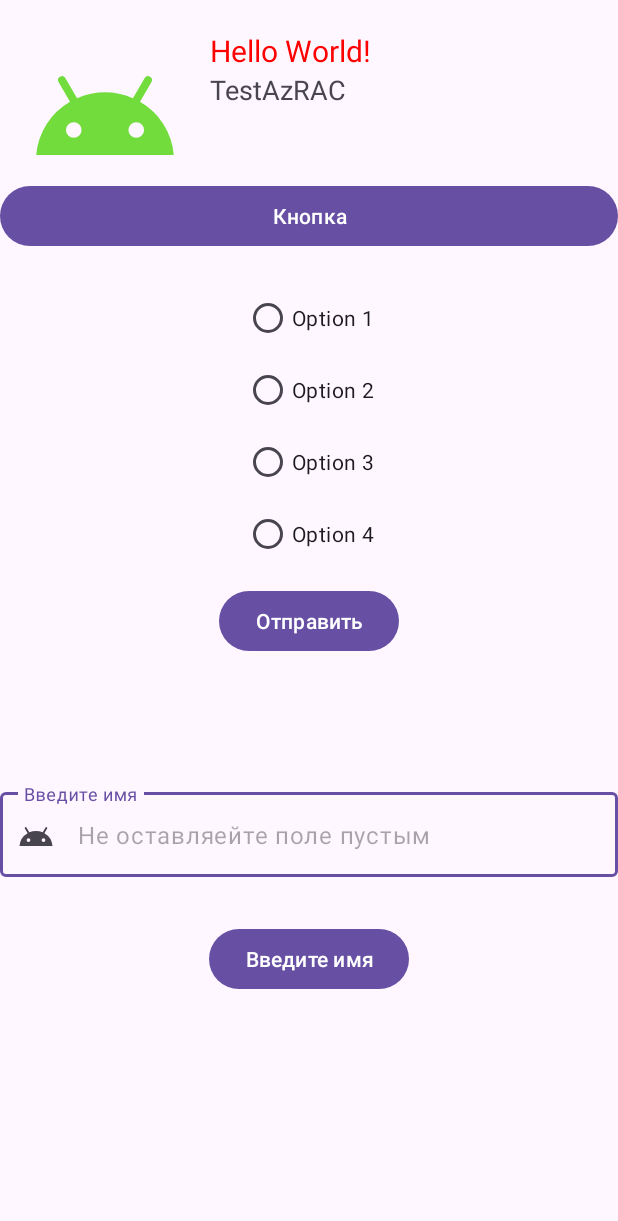
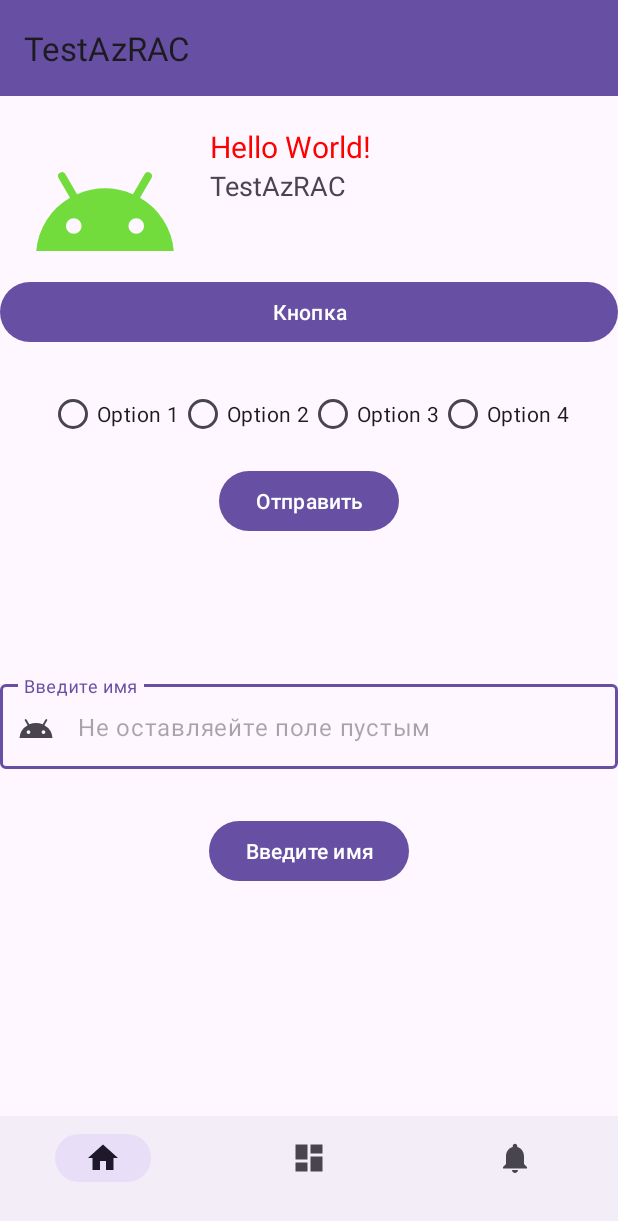
Before and after one commit to DSGog/TestAzRAC, an Android app: the screen it shows after launch (MainActivity), on a phone screen of 412 x 824 dp. Shown: the top 1221 px of the screen. Run offline under Robolectric (Android 15) with nearby library versions, the phone set to English and light mode, and no system bars; our stand-ins replace navigation-ui.

Commit message:
Меню навигации

```diff
--- a/app/build.gradle.kts
+++ b/app/build.gradle.kts
@@ -38,11 +38,13 @@
 
 dependencies {
 
+    implementation(libs.navigation.fragment.ktx)
+    implementation (libs.navigation.ui.ktx)
     implementation(libs.appcompat)
     implementation(libs.material)
     implementation(libs.activity)
     implementation(libs.constraintlayout)
-    implementation (libs.core)  // Проверьте актуальную версию
+    implementation (libs.core)
     testImplementation(libs.junit)
     androidTestImplementation(libs.ext.junit)
     androidTestImplementation(libs.espresso.core)
--- a/app/src/main/java/com/example/testazrac/MainActivity.java
+++ b/app/src/main/java/com/example/testazrac/MainActivity.java
@@ -5,13 +5,18 @@
 import android.widget.RadioButton;
 import android.widget.Toast;
 
-import androidx.activity.EdgeToEdge;
 import androidx.appcompat.app.AppCompatActivity;
+import androidx.appcompat.widget.Toolbar;
 import androidx.core.graphics.Insets;
 import androidx.core.view.ViewCompat;
 import androidx.core.view.WindowInsetsCompat;
+import androidx.navigation.NavController;
+import androidx.navigation.Navigation;
+import androidx.navigation.ui.AppBarConfiguration;
+import androidx.navigation.ui.NavigationUI;
 
 import com.example.testazrac.databinding.ActivityMainBinding;
+import com.google.android.material.bottomnavigation.BottomNavigationView;
 
 public class MainActivity extends AppCompatActivity {
 
@@ -22,19 +27,34 @@
     protected void onCreate(Bundle savedInstanceState) {
         super.onCreate(savedInstanceState);
 
+        // Инициализация привязки к макету
         binding = ActivityMainBinding.inflate(getLayoutInflater());
         setContentView(binding.getRoot());
 
+        // Инициализация Toolbar и установка его в качестве ActionBar
+        Toolbar toolbar = findViewById(R.id.toolbar);
+        setSupportActionBar(toolbar);
+
+        // Настройка BottomNavigationView и NavController
+        BottomNavigationView navView = findViewById(R.id.bottomNavigationView);
+        AppBarConfiguration appBarConfiguration = new AppBarConfiguration.Builder(
+                R.id.navigation_home, R.id.navigation_dashboard, R.id.navigation_notifications)
+                .build();
+        NavController navController = Navigation.findNavController(this, R.id.nav_host_fragment_activity_main);
+        NavigationUI.setupActionBarWithNavController(this, navController, appBarConfiguration);
+        NavigationUI.setupWithNavController(binding.bottomNavigationView, navController);
+
+        // Установка текста в TextView
         binding.text.setText("Hello World!");
 
-        EdgeToEdge.enable(this);
-
+        // Обработка отступов для системных панелей (например, вырезов и закругленных углов)
         ViewCompat.setOnApplyWindowInsetsListener(binding.main, (v, insets) -> {
             Insets systemBars = insets.getInsets(WindowInsetsCompat.Type.systemBars());
             v.setPadding(systemBars.left, systemBars.top, systemBars.right, systemBars.bottom);
             return insets;
         });
 
+        // Обработка нажатия на кнопку button2
         binding.button2.setOnClickListener(v -> {
             int selectedId = binding.radioGroup.getCheckedRadioButtonId();
 
@@ -47,16 +67,17 @@
             }
         });
 
+        // Обработка нажатия на кнопку button3
         binding.button3.setOnClickListener(v -> {
-            // Получаем текст из EditText
+            // Получаем текст из TextInputEditText
             String inputText = binding.textInputEditText.getText().toString();
 
-            // Проверяем, если текст не пустой, то устанавливаем его в TextView
+            // Проверяем, если текст не пустой, устанавливаем его в TextView
             if (!inputText.isEmpty()) {
                 binding.textVisible.setText("Привет, " + inputText);
                 binding.textVisible.setVisibility(View.VISIBLE);
             } else {
-                // Показываем следующую Toast при каждом нажатии на кнопку
+                // Показываем следующее Toast сообщение, если текст пустой
                 showNextToast();
             }
         });
@@ -72,6 +93,7 @@
                 "Лаааадно, играйся"
         };
 
+        // Показываем текущее сообщение и инкрементируем индекс
         if (toastIndex < messages.length) {
             Toast.makeText(MainActivity.this, messages[toastIndex], Toast.LENGTH_SHORT).show();
             toastIndex++;
--- /dev/null
+++ b/app/src/main/java/com/example/testazrac/home/HomeFragment.java
@@ -0,0 +1,41 @@
+package com.example.testazrac.home;
+
+import android.os.Bundle;
+import android.view.LayoutInflater;
+import android.view.View;
+import android.view.ViewGroup;
+import android.widget.TextView;
+
+import androidx.annotation.NonNull;
+import androidx.fragment.app.Fragment;
+import androidx.lifecycle.ViewModelProvider;
+
+import com.example.testazrac.databinding.FragmentHomeBinding;
+
+public class HomeFragment extends Fragment {
+
+    private FragmentHomeBinding binding;
+
+    public View onCreateView(@NonNull LayoutInflater inflater,
+                             ViewGroup container, Bundle savedInstanceState) {
+        HomeViewModel homeViewModel =
+                new ViewModelProvider(this).get(HomeViewModel.class);
+
+        binding = FragmentHomeBinding.inflate(inflater, container, false);
+        View root = binding.getRoot();
+
+        final TextView textView = binding.textHome;
+        textView.setText(""); // Очистите текст при создании фрагмента
+        homeViewModel.getText().observe(getViewLifecycleOwner(), textView::setText);
+        return root;
+    }
+
+    @Override
+    public void onDestroyView() {
+        super.onDestroyView();
+        if (binding != null) {
+            binding.textHome.setText(""); // Очистите текст при уничтожении представления
+        }
+        binding = null;
+    }
+}
--- /dev/null
+++ b/app/src/main/java/com/example/testazrac/home/HomeViewModel.java
@@ -0,0 +1,23 @@
+package com.example.testazrac.home;
+
+import androidx.lifecycle.LiveData;
+import androidx.lifecycle.MutableLiveData;
+import androidx.lifecycle.ViewModel;
+
+public class HomeViewModel extends ViewModel {
+
+    private final MutableLiveData<String> mText;
+
+    public HomeViewModel() {
+        mText = new MutableLiveData<>();
+        mText.setValue(""); // Изначально пустой текст
+    }
+
+    public LiveData<String> getText() {
+        return mText;
+    }
+
+    public void resetText() {
+        mText.setValue(""); // Метод для сброса текста
+    }
+}
--- /dev/null
+++ b/app/src/main/res/drawable/ic_dashboard_black_24dp.xml
@@ -0,0 +1,9 @@
+<vector xmlns:android="http://schemas.android.com/apk/res/android"
+    android:width="24dp"
+    android:height="24dp"
+    android:viewportWidth="24.0"
+    android:viewportHeight="24.0">
+    <path
+        android:fillColor="#FF000000"
+        android:pathData="M3,13h8L11,3L3,3v10zM3,21h8v-6L3,15v6zM13,21h8L21,11h-8v10zM13,3v6h8L21,3h-8z" />
+</vector>
--- /dev/null
+++ b/app/src/main/res/drawable/ic_home_black_24dp.xml
@@ -0,0 +1,9 @@
+<vector xmlns:android="http://schemas.android.com/apk/res/android"
+    android:width="24dp"
+    android:height="24dp"
+    android:viewportWidth="24.0"
+    android:viewportHeight="24.0">
+    <path
+        android:fillColor="#FF000000"
+        android:pathData="M10,20v-6h4v6h5v-8h3L12,3 2,12h3v8z" />
+</vector>
--- /dev/null
+++ b/app/src/main/res/drawable/ic_notifications_black_24dp.xml
@@ -0,0 +1,9 @@
+<vector xmlns:android="http://schemas.android.com/apk/res/android"
+    android:width="24dp"
+    android:height="24dp"
+    android:viewportWidth="24.0"
+    android:viewportHeight="24.0">
+    <path
+        android:fillColor="#FF000000"
+        android:pathData="M12,22c1.1,0 2,-0.9 2,-2h-4c0,1.1 0.89,2 2,2zM18,16v-5c0,-3.07 -1.64,-5.64 -4.5,-6.32L13.5,4c0,-0.83 -0.67,-1.5 -1.5,-1.5s-1.5,0.67 -1.5,1.5v0.68C7.63,5.36 6,7.92 6,11v5l-2,2v1h16v-1l-2,-2z" />
+</vector>
--- a/app/src/main/res/layout/activity_main.xml
+++ b/app/src/main/res/layout/activity_main.xml
@@ -7,6 +7,19 @@
     android:layout_height="match_parent"
     tools:context=".MainActivity">
 
+    <!-- Toolbar -->
+    <androidx.appcompat.widget.Toolbar
+        android:id="@+id/toolbar"
+        android:layout_width="match_parent"
+        android:layout_height="?attr/actionBarSize"
+        android:background="?attr/colorPrimary"
+        android:theme="@style/ThemeOverlay.AppCompat.ActionBar"
+        app:popupTheme="@style/ThemeOverlay.AppCompat.Light"
+        app:layout_constraintTop_toTopOf="parent"
+        app:layout_constraintStart_toStartOf="parent"
+        app:layout_constraintEnd_toEndOf="parent"/>
+
+    <!-- ImageView с изображением -->
     <ImageView
         android:id="@+id/image"
         android:layout_width="100dp"
@@ -14,8 +27,9 @@
         android:layout_margin="20dp"
         android:src="@drawable/ic_android_black_24dp"
         app:layout_constraintStart_toStartOf="parent"
-        app:layout_constraintTop_toTopOf="parent" />
+        app:layout_constraintTop_toBottomOf="@id/toolbar" />
 
+    <!-- TextView для заголовка рядом с ImageView -->
     <TextView
         android:id="@+id/text"
         android:layout_width="0dp"
@@ -28,6 +42,7 @@
         app:layout_constraintStart_toEndOf="@id/image"
         app:layout_constraintTop_toTopOf="@id/image" />
 
+    <!-- TextView для отображения дополнительного текста под заголовком -->
     <TextView
         android:id="@+id/text2"
         android:layout_width="0dp"
@@ -40,6 +55,7 @@
         app:layout_constraintStart_toStartOf="@id/text"
         app:layout_constraintTop_toBottomOf="@id/text" />
 
+    <!-- Barrier для выравнивания элементов по нижней границе -->
     <androidx.constraintlayout.widget.Barrier
         android:id="@+id/barrier"
         android:layout_width="0dp"
@@ -50,6 +66,7 @@
         app:layout_constraintEnd_toEndOf="parent"
         app:layout_constraintStart_toStartOf="parent" />
 
+    <!-- Button под barrier -->
     <Button
         android:id="@+id/button"
         android:layout_width="0dp"
@@ -59,16 +76,18 @@
         app:layout_constraintStart_toStartOf="parent"
         app:layout_constraintTop_toBottomOf="@id/barrier" />
 
+    <!-- RadioGroup с 4 вариантами выбора -->
     <RadioGroup
         android:id="@+id/radioGroup"
         android:layout_width="wrap_content"
         android:layout_height="wrap_content"
         android:layout_marginTop="20dp"
-        android:orientation="vertical"
+        android:orientation="horizontal"
         app:layout_constraintEnd_toEndOf="parent"
         app:layout_constraintStart_toStartOf="parent"
         app:layout_constraintTop_toBottomOf="@id/button">
 
+        <!-- RadioButtons внутри RadioGroup -->
         <RadioButton
             android:id="@+id/radioButton1"
             android:layout_width="wrap_content"
@@ -94,6 +113,7 @@
             android:text="Option 4" />
     </RadioGroup>
 
+    <!-- Button для отправки выбранного RadioButton -->
     <Button
         android:id="@+id/button2"
         android:layout_width="wrap_content"
@@ -104,20 +124,21 @@
         app:layout_constraintStart_toStartOf="parent"
         app:layout_constraintTop_toBottomOf="@id/radioGroup" />
 
+    <!-- TextInputLayout с TextInputEditText внутри -->
     <com.google.android.material.textfield.TextInputLayout
         android:id="@+id/textInputLayout"
-        app:endIconMode="clear_text"
-        app:startIconDrawable="@drawable/ic_android_black_24dp"
         android:layout_width="match_parent"
         android:layout_height="wrap_content"
         android:hint="Введите имя"
+        app:endIconMode="clear_text"
         app:errorEnabled="true"
         app:layout_constraintBottom_toBottomOf="parent"
         app:layout_constraintEnd_toEndOf="parent"
         app:layout_constraintHorizontal_bias="0.0"
         app:layout_constraintStart_toStartOf="parent"
         app:layout_constraintTop_toBottomOf="@+id/textVisible"
-        app:layout_constraintVertical_bias="0.1">
+        app:layout_constraintVertical_bias="0.1"
+        app:startIconDrawable="@drawable/ic_android_black_24dp">
 
         <!-- EditText внутри TextInputLayout -->
         <com.google.android.material.textfield.TextInputEditText
@@ -129,6 +150,7 @@
 
     </com.google.android.material.textfield.TextInputLayout>
 
+    <!-- Button под TextInputLayout -->
     <Button
         android:id="@+id/button3"
         android:layout_width="wrap_content"
@@ -139,6 +161,7 @@
         app:layout_constraintStart_toStartOf="parent"
         app:layout_constraintTop_toBottomOf="@id/textInputLayout" />
 
+    <!-- TextView, который отображается при вводе текста -->
     <TextView
         android:id="@+id/textVisible"
         android:layout_width="wrap_content"
@@ -153,4 +176,27 @@
         app:layout_constraintStart_toStartOf="parent"
         app:layout_constraintTop_toBottomOf="@+id/button2" />
 
+    <!-- BottomNavigationView для навигации -->
+    <com.google.android.material.bottomnavigation.BottomNavigationView
+        android:id="@+id/bottomNavigationView"
+        android:layout_width="0dp"
+        android:layout_height="wrap_content"
+        app:layout_constraintBottom_toBottomOf="parent"
+        app:layout_constraintEnd_toEndOf="parent"
+        app:layout_constraintStart_toStartOf="parent"
+        app:menu="@menu/bottom_nav_menu" />
+
+    <!-- Fragment для навигации -->
+    <fragment
+        android:id="@+id/nav_host_fragment_activity_main"
+        android:name="androidx.navigation.fragment.NavHostFragment"
+        android:layout_width="match_parent"
+        android:layout_height="match_parent"
+        app:defaultNavHost="true"
+        app:layout_constraintBottom_toTopOf="@id/bottomNavigationView"
+        app:layout_constraintLeft_toLeftOf="parent"
+        app:layout_constraintRight_toRightOf="parent"
+        app:layout_constraintTop_toTopOf="parent"
+        app:navGraph="@navigation/mobile_navigation" />
+
 </androidx.constraintlayout.widget.ConstraintLayout>
--- /dev/null
+++ b/app/src/main/res/layout/fragment_home.xml
@@ -0,0 +1,22 @@
+<?xml version="1.0" encoding="utf-8"?>
+<androidx.constraintlayout.widget.ConstraintLayout xmlns:android="http://schemas.android.com/apk/res/android"
+    xmlns:app="http://schemas.android.com/apk/res-auto"
+    xmlns:tools="http://schemas.android.com/tools"
+    android:layout_width="match_parent"
+    android:layout_height="match_parent"
+    tools:context=".MainActivity">
+
+    <TextView
+        android:id="@+id/text_home"
+        android:layout_width="match_parent"
+        android:layout_height="wrap_content"
+        android:layout_marginStart="8dp"
+        android:layout_marginTop="8dp"
+        android:layout_marginEnd="8dp"
+        android:textAlignment="center"
+        android:textSize="20sp"
+        app:layout_constraintBottom_toBottomOf="parent"
+        app:layout_constraintEnd_toEndOf="parent"
+        app:layout_constraintStart_toStartOf="parent"
+        app:layout_constraintTop_toTopOf="parent" />
+</androidx.constraintlayout.widget.ConstraintLayout>
--- /dev/null
+++ b/app/src/main/res/menu/bottom_nav_menu.xml
@@ -0,0 +1,19 @@
+<?xml version="1.0" encoding="utf-8"?>
+<menu xmlns:android="http://schemas.android.com/apk/res/android">
+
+    <item
+        android:id="@+id/navigation_home"
+        android:icon="@drawable/ic_home_black_24dp"
+        android:title=" " />
+
+    <item
+        android:id="@+id/navigation_dashboard"
+        android:icon="@drawable/ic_dashboard_black_24dp"
+        android:title=" " />
+
+    <item
+        android:id="@+id/navigation_notifications"
+        android:icon="@drawable/ic_notifications_black_24dp"
+        android:title=" " />
+
+</menu>
--- /dev/null
+++ b/app/src/main/res/navigation/mobile_navigation.xml
@@ -0,0 +1,22 @@
+<?xml version="1.0" encoding="utf-8"?>
+<navigation xmlns:android="http://schemas.android.com/apk/res/android"
+    xmlns:app="http://schemas.android.com/apk/res-auto"
+    xmlns:tools="http://schemas.android.com/tools"
+    android:id="@+id/mobile_navigation"
+    app:startDestination="@+id/navigation_home">
+
+    <fragment
+        android:id="@+id/navigation_home"
+        android:name="com.example.testazrac.home.HomeFragment"
+        tools:layout="@layout/fragment_home" />
+
+    <fragment
+        android:id="@+id/navigation_dashboard"
+        android:name="com.example.testazrac.dashboard.DashboardFragment"
+        tools:layout="@layout/fragment_dashboard" />
+
+    <fragment
+        android:id="@+id/navigation_notifications"
+        android:name="com.example.testazrac.notifications.NotificationsFragment"
+        tools:layout="@layout/fragment_notifications" />
+</navigation>
--- /dev/null
+++ b/app/src/main/res/values/dimens.xml
@@ -0,0 +1,5 @@
+<resources>
+    <!-- Default screen margins, per the Android Design guidelines. -->
+    <dimen name="activity_horizontal_margin">16dp</dimen>
+    <dimen name="activity_vertical_margin">16dp</dimen>
+</resources>
--- a/app/src/main/res/values/strings.xml
+++ b/app/src/main/res/values/strings.xml
@@ -1,3 +1,6 @@
 <resources>
     <string name="app_name">TestAzRAC</string>
+    <string name="home">home</string>
+    <string name="dashboard">dashboard</string>
+    <string name="notifications">notifications</string>
 </resources>
--- a/gradle/libs.versions.toml
+++ b/gradle/libs.versions.toml
@@ -8,6 +8,7 @@
 material = "1.12.0"
 activity = "1.9.1"
 constraintlayout = "2.1.4"
+navigationFragmentKtx = "2.7.7"
 
 [libraries]
 core = { module = "androidx.core:core", version.ref = "core" }
@@ -18,6 +19,8 @@
 material = { group = "com.google.android.material", name = "material", version.ref = "material" }
 activity = { group = "androidx.activity", name = "activity", version.ref = "activity" }
 constraintlayout = { group = "androidx.constraintlayout", name = "constraintlayout", version.ref = "constraintlayout" }
+navigation-fragment-ktx = { module = "androidx.navigation:navigation-fragment-ktx", version.ref = "navigationFragmentKtx" }
+navigation-ui-ktx = { module = "androidx.navigation:navigation-ui-ktx", version.ref = "navigationFragmentKtx" }
 
 [plugins]
 android-application = { id = "com.android.application", version.ref = "agp" }
```
Also changed, not shown: app/src/main/java/com/example/testazrac/dashboard/DashboardFragment.java (added, +40 -0 lines), app/src/main/java/com/example/testazrac/dashboard/DashboardViewModel.java (added, +23 -0 lines), app/src/main/java/com/example/testazrac/notifications/NotificationsFragment.java (added, +41 -0 lines), app/src/main/java/com/example/testazrac/notifications/NotificationsViewModel.java (added, +23 -0 lines), app/src/main/res/layout/fragment_dashboard.xml (added, +22 -0 lines), app/src/main/res/layout/fragment_notifications.xml (added, +22 -0 lines).
